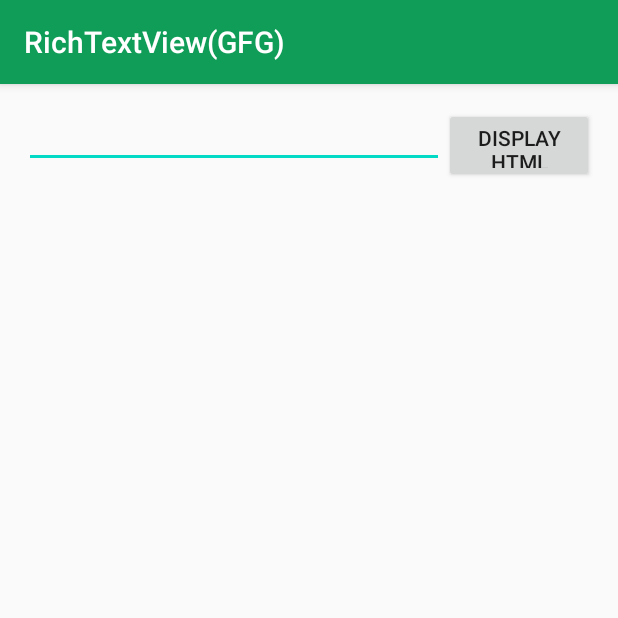
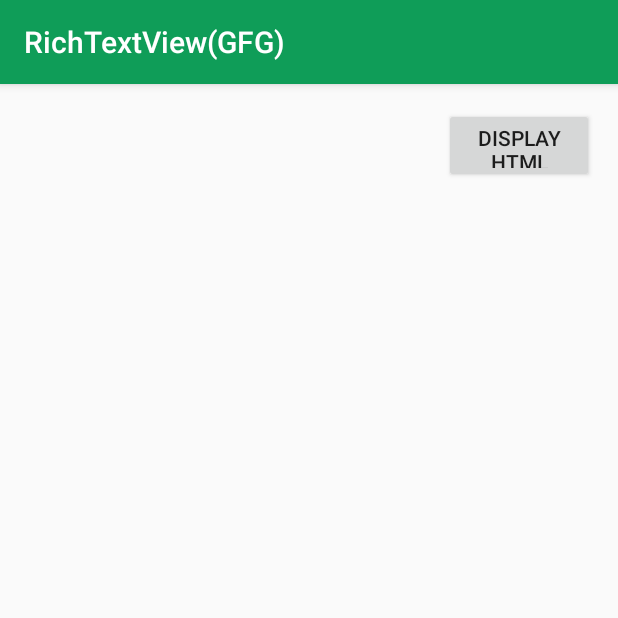
Before and after one commit to sunny52525/GFG-articles, an Android app: the screen it shows after launch (MainActivity), on a phone screen of 412 x 824 dp, the top half of it. Run offline under Robolectric (Android 15) with nearby library versions, the phone set to English and light mode, and no system bars.

Commit message:
now display html retrieves html string from saved string instead of copy pasting

```diff
--- a/RIchTextView(GFG)/app/src/main/res/layout/activity_main.xml
+++ b/RIchTextView(GFG)/app/src/main/res/layout/activity_main.xml
@@ -9,14 +9,14 @@
 
 
 <!--  Edittext to take input for this sample app,for real app you will not need this  -->
-    <EditText
-        android:id="@+id/editor"
-        android:layout_width="0dp"
-        android:layout_height="40dp"
-        app:layout_constraintEnd_toStartOf="@+id/display_html"
-        app:layout_constraintHorizontal_bias="0.0"
-        app:layout_constraintStart_toStartOf="parent"
-        app:layout_constraintTop_toTopOf="parent" />
+<!--    <EditText-->
+<!--        android:id="@+id/editor"-->
+<!--        android:layout_width="0dp"-->
+<!--        android:layout_height="40dp"-->
+<!--        app:layout_constraintEnd_toStartOf="@+id/display_html"-->
+<!--        app:layout_constraintHorizontal_bias="0.0"-->
+<!--        app:layout_constraintStart_toStartOf="parent"-->
+<!--        app:layout_constraintTop_toTopOf="parent" />-->
 
 <!--    Button to trigger an event to display html/Rich text-->
     <Button
@@ -34,8 +34,9 @@
         android:layout_marginTop="16dp"
         app:layout_constraintBottom_toBottomOf="parent"
         app:layout_constraintEnd_toEndOf="parent"
-        app:layout_constraintStart_toStartOf="parent"
-        app:layout_constraintTop_toBottomOf="@+id/editor">
+        app:layout_constraintStart_toStartOf="parent">
+<!--        app:layout_constraintTop_toBottomOf="@+id/editor"-->
+
 
 <!--  Text View in which you will display the html after processing the input-->
         <TextView
```
Also changed, not shown: RIchTextView(GFG)/app/src/main/java/com/shaun/richTextView/MainActivity.kt (+4 -6 lines).
